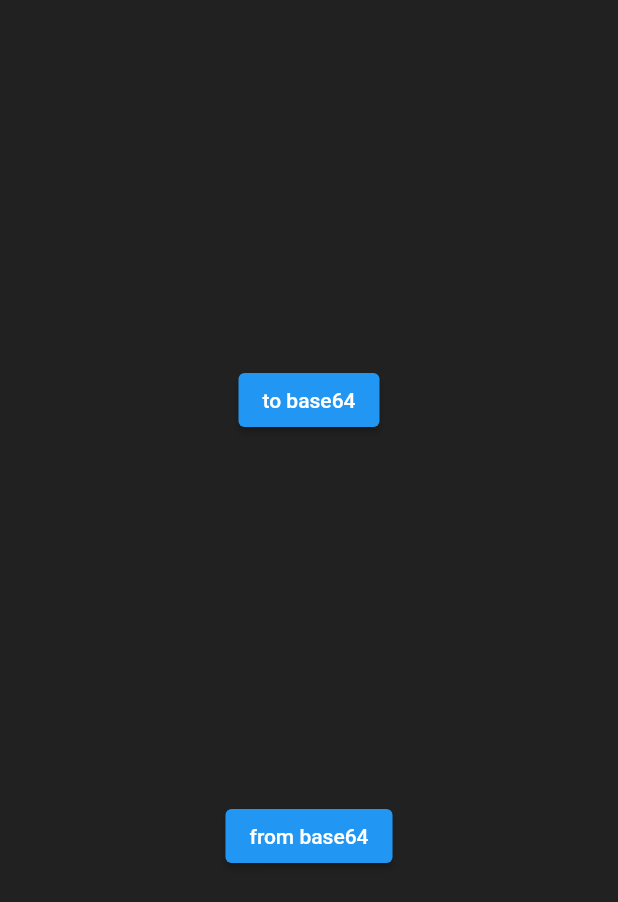
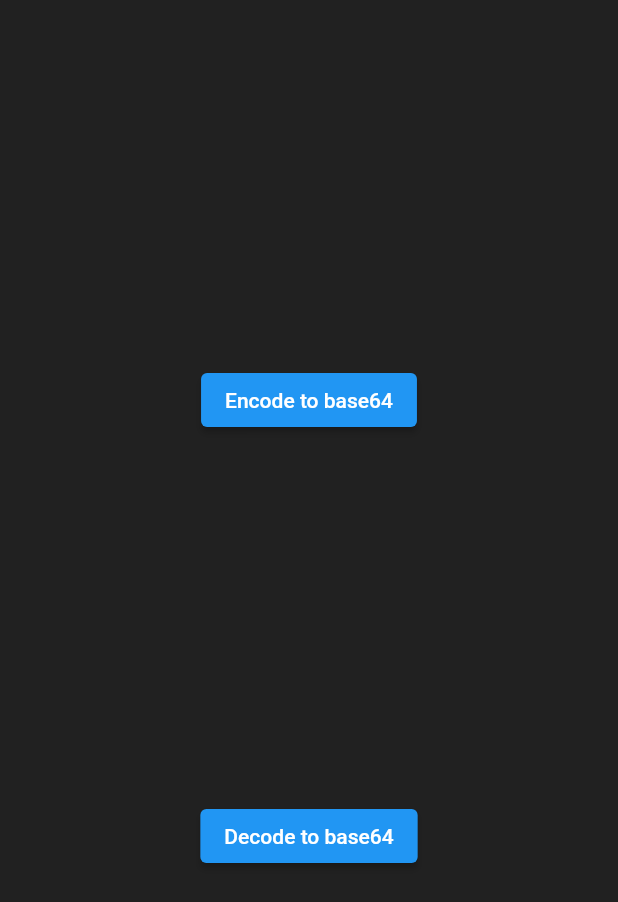
Before and after one commit to C4F3RS/base64-converter, a Flutter app: the screen it shows after launch, on a phone screen of 412 x 824 dp. Shown: the top 902 px of the screen. Run offline on Flutter 3.47's test engine with Material 2 defaults, Android fonts, the phone set to English and light mode, and no system bars; our stand-ins replace file_picker, permission_handler; missing offline and left inert: window_manager.

Commit message:
Strings changed.

```diff
--- a/lib/main.dart
+++ b/lib/main.dart
@@ -127,11 +127,11 @@ class _AppState extends State<App> {
 
   Widget get toBase64 => ElevatedButton(
       onPressed: isProgress ? null : toBase64Progress,
-      child: const Text("to base64"));
+      child: const Text("Encode to base64"));
 
   Widget get fromBase64 => ElevatedButton(
       onPressed: isProgress ? null : fromBase64Progress,
-      child: const Text("from base64"));
+      child: const Text("Decode to base64"));
 
   @override
   Widget build(BuildContext context) {
```
